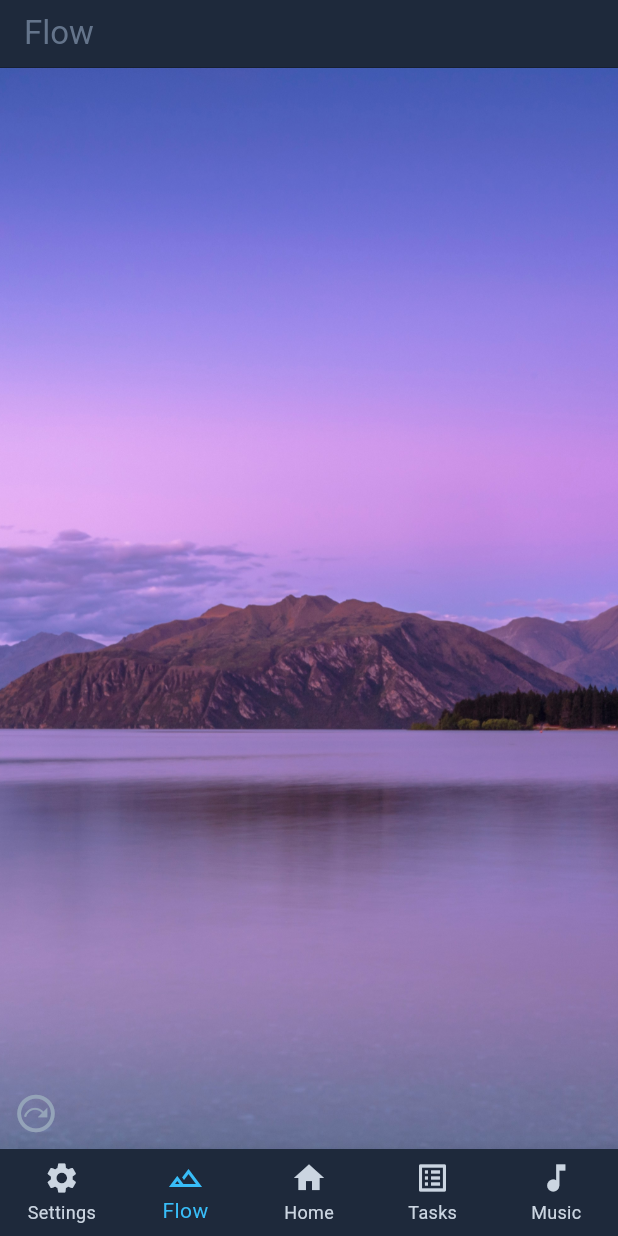
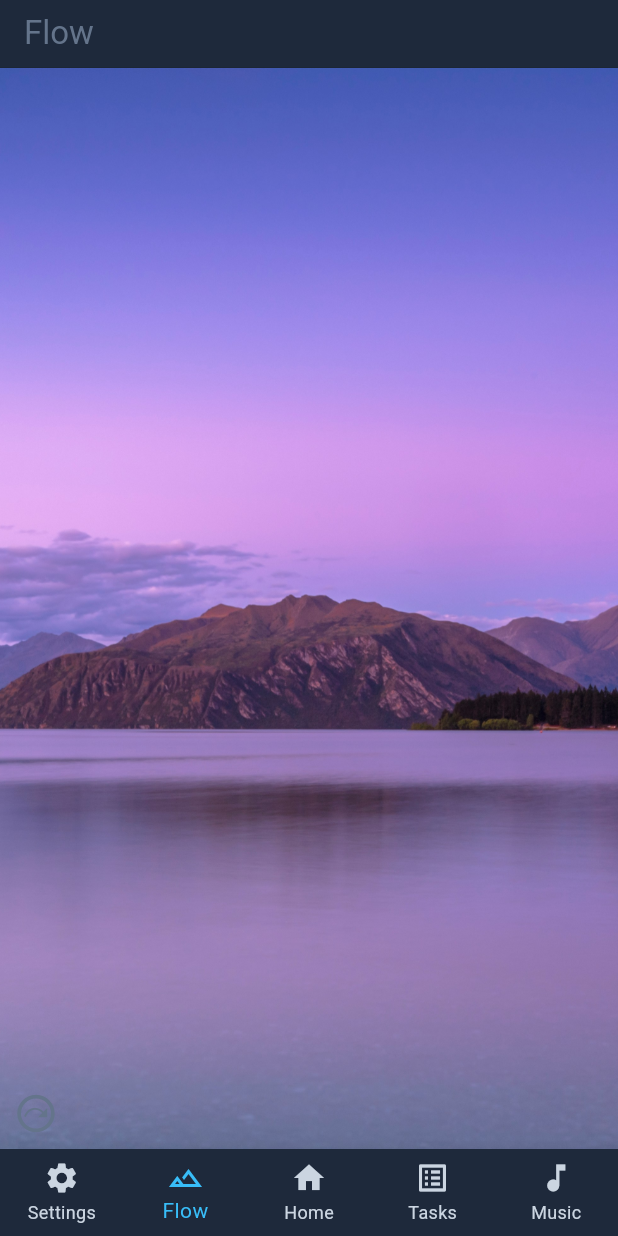
Before and after one commit to Ido-Badash/Flowscape, a Flutter app: the screen it shows after launch, item 2 of the bottom bar chosen, on a phone screen of 412 x 824 dp. Run offline on Flutter 3.47's test engine with Material 3 defaults, Android fonts, the phone set to English and light mode, and no system bars.

Commit message:
⚙️ Refactor theme management by creating a centralized theme file and updating UI components to use ThemeData for consistent styling 📱

```diff
--- a/lib/core/styles/colors.dart
+++ b/lib/core/styles/colors.dart
@@ -1,7 +1,7 @@
 import 'package:flutter/material.dart';
 
 class FlowColors {
-  static Color body = const Color.fromRGBO(15, 23, 42, 1.0); // for screens body
+  static Color body = const Color.fromRGBO(25, 34, 49, 1.0); // for screens body
   static Color bars = const Color.fromRGBO(30, 41, 59, 1.0); // for app bars and nav bar
 
   static Color text1 = const Color.fromRGBO(248, 250, 252, 1.0); // for normal text like in the nav icon buttons
--- a/lib/features/app/app.dart
+++ b/lib/features/app/app.dart
@@ -6,9 +6,6 @@ import 'package:flowscape/features/flow/flow.dart';
 import 'package:flowscape/features/home/home.dart';
 import 'package:flowscape/features/tasks/tasks.dart';
 import 'package:flowscape/features/music/music.dart';
-
-// styles
-import 'package:flowscape/core/styles/colors.dart';
 
 // utils
 import 'package:flowscape/core/utils/general_helpers.dart';
@@ -25,7 +22,7 @@ class FlowScape extends StatefulWidget {
 
 class _FlowScapeState extends State<FlowScape> {
   int currentScreenIdx = 2;
-  Map<String, int> pages = {
+  Map<String, int> pages = { // the map is for visualing the index of each page
     "Settings": 0,
     "Flow": 1,
     "Home": 2,
@@ -55,9 +52,6 @@ class _FlowScapeState extends State<FlowScape> {
           BottomNavigationBarItem(label: "Tasks", icon: Icon(Icons.list_alt)),
           BottomNavigationBarItem(label: "Music", icon: Icon(Icons.music_note)),
         ],
-        backgroundColor: FlowColors.bars,
-        unselectedItemColor: FlowColors.text2,
-        selectedItemColor: FlowColors.selected,
         type: BottomNavigationBarType.fixed,
         onTap: (int index) {
           setState(() {
--- a/lib/features/flow/flow.dart
+++ b/lib/features/flow/flow.dart
@@ -2,10 +2,6 @@ import 'package:flutter/material.dart';
 
 // screens
 import 'timer.dart';
-
-// styles
-import 'package:flowscape/core/styles/colors.dart';
-import 'package:flowscape/core/styles/texts_sizes.dart'; // ignore: unused_import
 
 class FlowPage extends StatefulWidget {
   const FlowPage({super.key});
@@ -20,13 +16,12 @@ class _FlowPageState extends State<FlowPage> {
   @override
   Widget build(BuildContext context) {
     return Scaffold(
-      backgroundColor: FlowColors.body,
       appBar: AppBar(
-        backgroundColor: FlowColors.bars,
+        backgroundColor: Theme.of(context).colorScheme.secondary,
         actions: [],
         title: Text(
           "Flow",
-          style: TextStyle(fontSize: FlowTextsSizes.h6, color: FlowColors.text4),
+          style: TextStyle(fontSize: Theme.of(context).textTheme.displaySmall?.fontSize),
         ),
         toolbarHeight: 45.0,
       ),
--- a/lib/features/flow/timer.dart
+++ b/lib/features/flow/timer.dart
@@ -3,10 +3,8 @@ import 'package:flutter/material.dart';
 // data
 import 'package:flowscape/core/data/flowbg_images.dart';
 
-// styles
-import 'package:flowscape/core/styles/colors.dart';
-
 final List<String> bgImages = getRandomImagesList(12);
+int currentImage = 0;
 
 class TimerScreen extends StatefulWidget {
   const TimerScreen({super.key});
@@ -16,22 +14,15 @@ class TimerScreen extends StatefulWidget {
 }
 
 class _TimerScreenState extends State<TimerScreen> {
-  int currentImage = 0;
-
   @override
   Widget build(BuildContext context) {
     return Scaffold(
-      backgroundColor: FlowColors.body,
       body: Stack(
         children: [
           SizedBox.expand(
             child: Image.asset(bgImages[currentImage], fit: BoxFit.cover),
           ),
-          Positioned(
-            bottom: 0,
-            left: 0,
-            child: buildNextImageIconButton(),
-          ),
+          Positioned(bottom: 0, left: 0, child: buildNextImageIconButton()),
         ],
       ),
     );
@@ -47,7 +38,7 @@ class _TimerScreenState extends State<TimerScreen> {
         });
       },
       iconSize: 30,
-      icon: Icon(color: FlowColors.text3, Icons.next_plan_outlined),
+      icon: Icon(color: Theme.of(context).colorScheme.onSurface,  Icons.next_plan_outlined),
     );
   }
 }
--- a/lib/features/home/saved_scapes.dart
+++ b/lib/features/home/saved_scapes.dart
@@ -1,7 +1,4 @@
 import 'package:flutter/material.dart';
-
-// styles
-import 'package:flowscape/core/styles/colors.dart';
 
 class SavedScapesScreen extends StatelessWidget {
   const SavedScapesScreen({super.key});
@@ -9,11 +6,10 @@ class SavedScapesScreen extends StatelessWidget {
   @override
   Widget build(BuildContext context) {
     return Scaffold(
-      backgroundColor: FlowColors.body,
       body: Center(
         child: Text(
           "Saved Scapes",
-          style: TextStyle(color: FlowColors.text2),
+          style: TextStyle(color: Theme.of(context).colorScheme.onSecondary),
         ),
       ),
     );
--- a/lib/main.dart
+++ b/lib/main.dart
@@ -1,7 +1,8 @@
 import 'package:flutter/material.dart';
+
+// app
 import 'features/app/app.dart';
-
-const TextStyle white = TextStyle(color: Colors.white);
+import 'theme.dart';
 
 void main() {
   runApp(const MyApp());
@@ -15,14 +16,7 @@ class MyApp extends StatelessWidget {
     return MaterialApp(
       debugShowCheckedModeBanner: false,
       title: "FlowScape",
-      theme: ThemeData(
-        fontFamily: "Default",
-        textTheme: const TextTheme(
-          bodyLarge: white,
-          bodyMedium: white,
-          bodySmall: white,
-        ),
-      ),
+      theme: appThemeData(),
       home: FlowScape(),
     );
   }
--- /dev/null
+++ b/lib/theme.dart
@@ -0,0 +1,44 @@
+import 'package:flutter/material.dart';
+
+// styles
+import 'core/styles/colors.dart';
+import 'core/styles/texts_sizes.dart';
+
+ThemeData appThemeData() {
+  return ThemeData(
+    fontFamily: "Default",
+
+    textTheme: const TextTheme(
+      titleLarge: TextStyle(fontSize: FlowTextsSizes.h1),
+      titleMedium: TextStyle(fontSize: FlowTextsSizes.h2),
+      titleSmall: TextStyle(fontSize: FlowTextsSizes.h3),
+      displayLarge: TextStyle(fontSize: FlowTextsSizes.h4),
+      displayMedium: TextStyle(fontSize: FlowTextsSizes.h5),
+      displaySmall: TextStyle(fontSize: FlowTextsSizes.h6),
+      headlineLarge: TextStyle(fontSize: FlowTextsSizes.h7),
+      headlineMedium: TextStyle(fontSize: FlowTextsSizes.h8),
+      headlineSmall: TextStyle(fontSize: FlowTextsSizes.h9),
+      bodyLarge: TextStyle(fontSize: FlowTextsSizes.h10),
+    ),
+
+    colorScheme: ColorScheme(
+      brightness: Brightness.dark,
+      primary: FlowColors.text3,
+      onPrimary: FlowColors.text1,
+      secondary: FlowColors.bars,
+      onSecondary: FlowColors.text2,
+      surface: FlowColors.body,
+      onSurface: FlowColors.text4,
+      error: Colors.red,
+      onError: Colors.white,
+    ),
+
+    bottomNavigationBarTheme: BottomNavigationBarThemeData(
+      backgroundColor: FlowColors.bars,
+      unselectedItemColor: FlowColors.text2,
+      selectedItemColor: FlowColors.selected,
+    ),
+
+    iconTheme: IconThemeData(color: FlowColors.text3),
+  );
+}
```
Also changed, not shown: lib/features/home/home.dart (+5 -13 lines), lib/features/home/scapes.dart (+2 -9 lines), lib/features/music/music.dart (+3 -8 lines), lib/features/settings/settings.dart (+2 -8 lines), lib/features/tasks/tasks.dart (+3 -8 lines).
